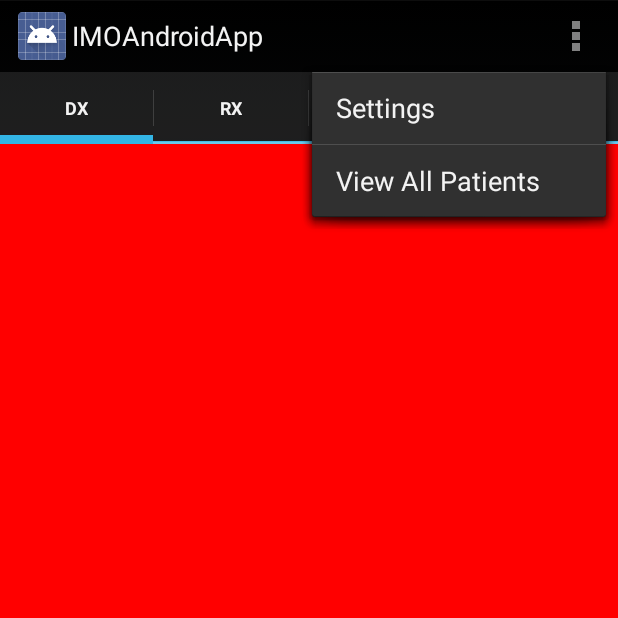
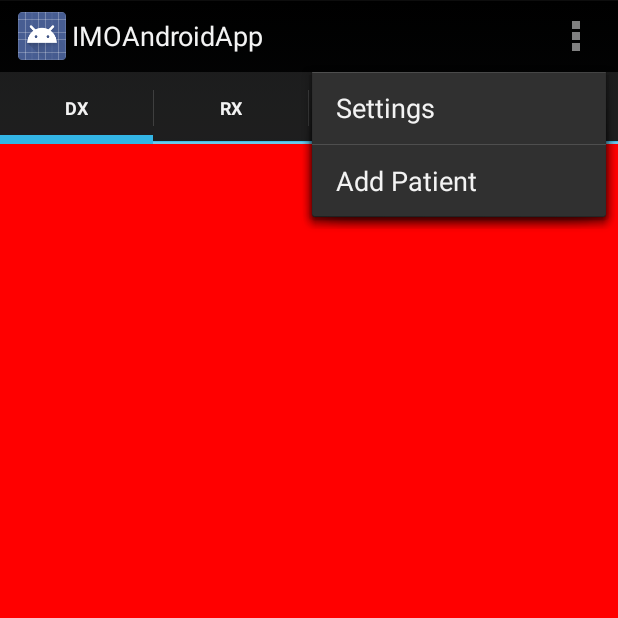
Before and after one commit to mayoorrai/AndroidIMOApp, an Android app: the MainActivity screen opened directly, with no data from a screen before it, with the options menu open, on a phone screen of 412 x 824 dp, the top half of it. Run offline under Robolectric (Android 15) with nearby library versions, the phone set to English and light mode, and no system bars.

Commit message:
add new patient

```diff
--- a/app/src/main/java/com/imoandroid/imoandroidapp/MainActivity.java
+++ b/app/src/main/java/com/imoandroid/imoandroidapp/MainActivity.java
@@ -133,7 +133,7 @@ public class MainActivity extends Activity implements ActionBar.TabListener {
         }
         if (id == R.id.action_patient_nav_drawer)
         {
-            Intent mainIntent = new Intent(this,PatientListActivity.class);
+            Intent mainIntent = new Intent(this,PatientInputForm.class);
             this.startActivity(mainIntent);
         }
 
--- a/app/src/main/res/values/strings.xml
+++ b/app/src/main/res/values/strings.xml
@@ -39,6 +39,6 @@
     <string name="header_all_patients">All Patients</string>
     <string name="button_add_new_patient">Add New Patient</string>
     <string name="title_activity_patient_input_form">PatientInputForm</string>
-    <string name="patient_nav_drawer">View All Patients</string>
+    <string name="patient_nav_drawer">Add Patient</string>
 
 </resources>
```
